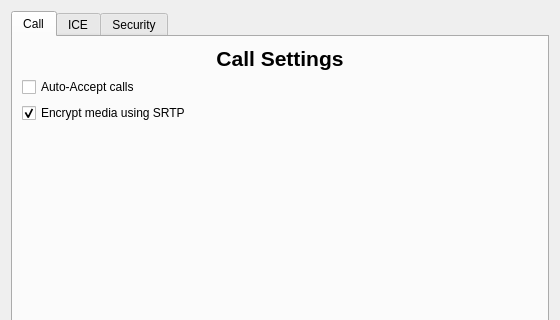
Qt form src/ui/settings/sipsettings.ui (ultravideo/uvgComm) before a commit; both pictures show x 0 to 560 and y 0 to 320 of the 560 by 640 pixel window.
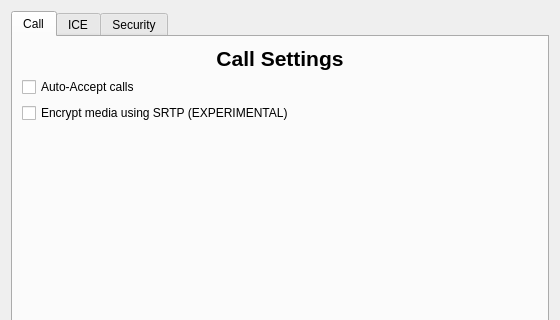
The same form after that commit.

Commit message: feature(Settings): Have SRTP be disabled by default until it works better

```diff
--- a/src/ui/settings/sipsettings.ui
+++ b/src/ui/settings/sipsettings.ui
@@ -70,10 +70,10 @@
        <item row="2" column="0">
         <widget class="QCheckBox" name="srtp_enabled">
          <property name="text">
-          <string>Encrypt media using SRTP</string>
+          <string>Encrypt media using SRTP (EXPERIMENTAL)</string>
          </property>
          <property name="checked">
-          <bool>true</bool>
+          <bool>false</bool>
          </property>
         </widget>
        </item>
```
